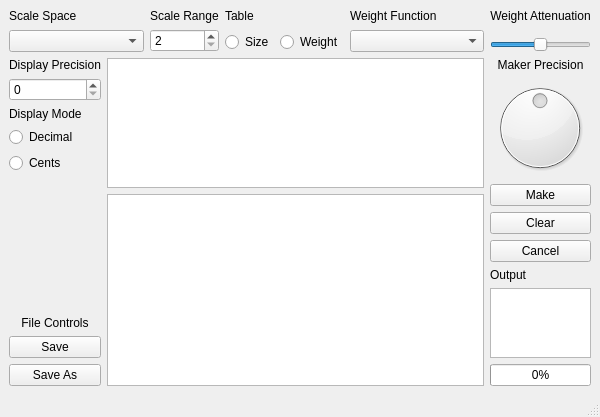
Old version of the form Source/mainwindow.ui in the repository tiltbyrne/Irregular-Tuning-Maker.
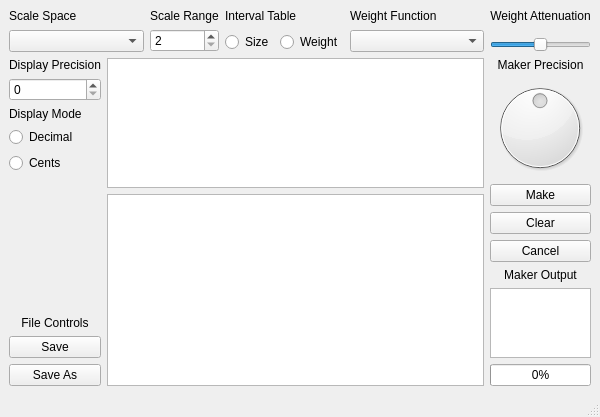
New version of the form. Custom widgets are drawn as their Qt base class.

Commit message: Selected table index reaserts focus on ui change

Patch:
```diff
--- a/Source/mainwindow.ui
+++ b/Source/mainwindow.ui
@@ -97,10 +97,10 @@
         <item>
          <widget class="QLabel" name="label_7">
           <property name="text">
-           <string>Output</string>
+           <string>Maker Output</string>
           </property>
           <property name="alignment">
-           <set>Qt::AlignmentFlag::AlignLeading|Qt::AlignmentFlag::AlignLeft|Qt::AlignmentFlag::AlignVCenter</set>
+           <set>Qt::AlignmentFlag::AlignCenter</set>
           </property>
          </widget>
         </item>
@@ -341,7 +341,7 @@
             <item>
              <widget class="QLabel" name="label_4">
               <property name="text">
-               <string>Table</string>
+               <string>Interval Table</string>
               </property>
               <property name="alignment">
                <set>Qt::AlignmentFlag::AlignLeading|Qt::AlignmentFlag::AlignLeft|Qt::AlignmentFlag::AlignTop</set>
@@ -438,6 +438,13 @@
    </property>
   </widget>
  </widget>
+ <customwidgets>
+  <customwidget>
+   <class>CustomSpinBox</class>
+   <extends>QSpinBox</extends>
+   <header>customspinbox.h</header>
+  </customwidget>
+ </customwidgets>
  <resources/>
  <connections/>
 </ui>
```
Left out of the diff: 55 changed lines with no effect on the pictures. The commit also changes 5 other files.
